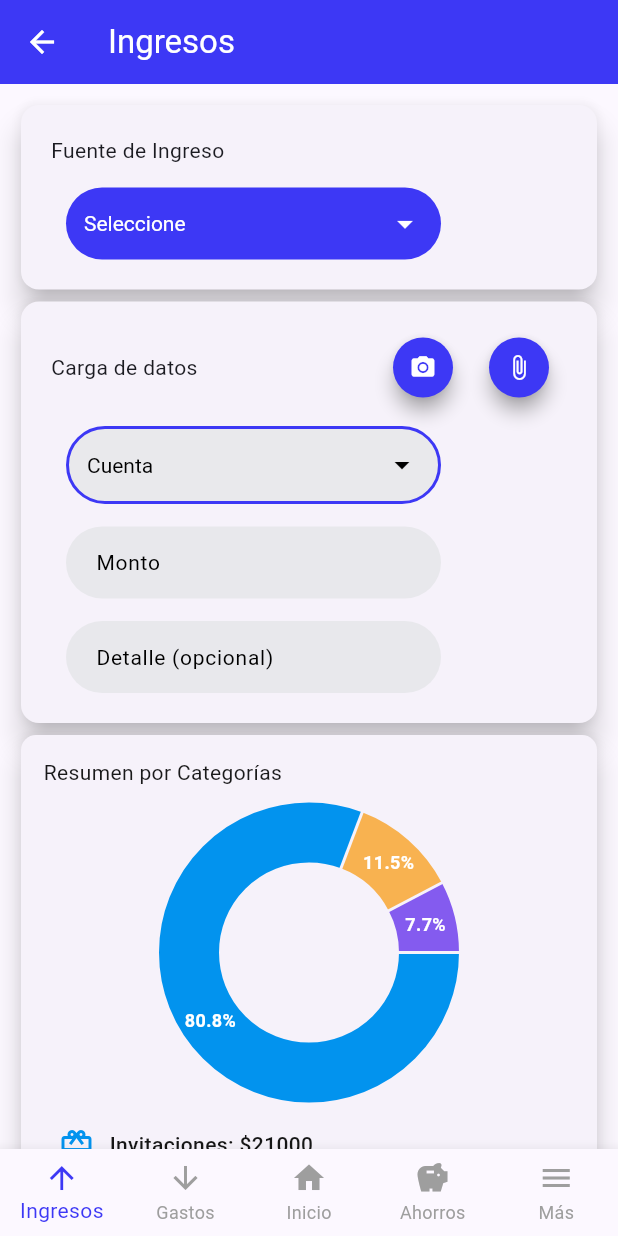
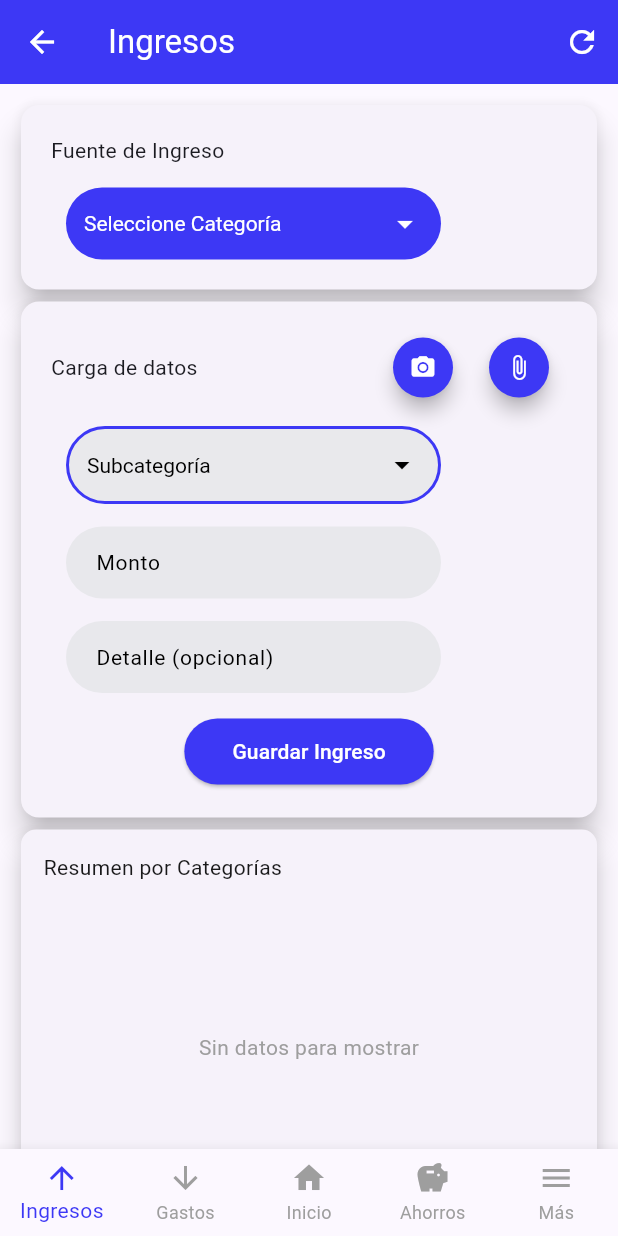
Before and after one commit to Marcee096/marnager, a Flutter app: the IngresosPage screen opened directly, after a tap on the "camera alt" icon, on a phone screen of 412 x 824 dp. Run offline on Flutter 3.47's test engine with Material 3 defaults, Android fonts, the phone set to English and light mode, and no system bars; drawn by our look-alikes of fl_chart; our stand-ins replace cloud_firestore, firebase_core; missing offline and left inert: fluid_dropdown_input; accounts and stored records are empty.

Commit message:
mostrar datos de la BD en ingresos

```diff
--- a/lib/main.dart
+++ b/lib/main.dart
@@ -2,6 +2,13 @@ import 'package:flutter/material.dart';
 
 import 'app.dart';
 
-void main() {
-  runApp(const MyApp());
+import 'package:firebase_core/firebase_core.dart';
+import 'firebase_options.dart';
+
+void main() async {
+  WidgetsFlutterBinding.ensureInitialized();
+  await Firebase.initializeApp(
+    options: DefaultFirebaseOptions.currentPlatform,
+  );
+  runApp(MyApp());
 }
--- a/lib/src/pages/ingresos_page.dart
+++ b/lib/src/pages/ingresos_page.dart
@@ -3,6 +3,8 @@ import 'package:marnager/src/pages/ahorros_page.dart' show AhorrosPage;
 import 'package:marnager/src/pages/gastos_page.dart';
 import 'package:marnager/src/pages/home_page.dart';
 import 'package:fl_chart/fl_chart.dart';
+import '../services/firebase_services.dart';
+import '../models/ingreso.dart';
 
 class IngresosPage extends StatefulWidget {
   const IngresosPage({super.key});
@@ -16,22 +18,131 @@ class _IngresosPageState extends State<IngresosPage> {
   String? ingresoSeleccionado;
   String? cuentaSeleccionada;
 
+  // Controladores para los campos de texto
+  final TextEditingController _montoController = TextEditingController();
+  final TextEditingController _detalleController = TextEditingController();
 
+  // Instancia del servicio de Firebase
+  final FirebaseServices _firebaseServices = FirebaseServices.instance;
 
-  final List<String> _ingresos = [
-    //ejemplos, esta lista debe obtenerse de una BD
-    'Invitaciones',
-    'Joyas',
-    'Beca',
-  ];
+  // Variables para almacenar datos de Firebase
+  List<Ingreso> _ingresosList = [];
+  List<String> _categorias = [];
+  bool _isLoading = true;
 
-  final List<String> _cuentas = [
-    //ejemplos, esta lista debe obtenerse de una BD
-    'Venta',
-    'Seña',
-    'Cobro',
-    'Intereses',
-  ];
+  // Mes y año actual
+  final _mesActual = DateTime.now().month;
+  final _anioActual = DateTime.now().year;
+
+  @override
+  void initState() {
+    super.initState();
+    _cargarDatosFirebase();
+  }
+
+  @override
+  void dispose() {
+    _montoController.dispose();
+    _detalleController.dispose();
+    super.dispose();
+  }
+
+  // Cargar datos desde Firebase
+  Future<void> _cargarDatosFirebase() async {
+    setState(() {
+      _isLoading = true;
+    });
+
+    try {
+      // Obtener ingresos del mes actual
+      final ingresos = await _firebaseServices.getIngresosByMonth(_mesActual, _anioActual);
+
+      // Obtener categorías únicas de los ingresos
+      final categoriasSet = ingresos.map((i) => i.categoria).toSet();
+      final categoriasList = categoriasSet.toList();
+
+      setState(() {
+        _ingresosList = ingresos;
+        _categorias = categoriasList;
+        _isLoading = false;
+      });
+    } catch (e) {
+
+      setState(() {
+        _isLoading = false;
+      });
+      if (mounted) {
+        ScaffoldMessenger.of(context).showSnackBar(
+          SnackBar(content: Text('Error al cargar datos: $e')),
+        );
+      }
+    }
+  }
+
+  // Método para guardar un nuevo ingreso
+  Future<void> _guardarIngreso() async {
+    // Validar campos
+    if (_opcionSeleccionadaDropdown == null) {
+      ScaffoldMessenger.of(context).showSnackBar(
+        const SnackBar(content: Text('Seleccione una categoría')),
+      );
+      return;
+    }
+
+    if (ingresoSeleccionado == null) {
+      ScaffoldMessenger.of(context).showSnackBar(
+        const SnackBar(content: Text('Seleccione una subcategoría')),
+      );
+      return;
+    }
+
+    if (_montoController.text.isEmpty) {
+      ScaffoldMessenger.of(context).showSnackBar(
+        const SnackBar(content: Text('Ingrese el monto')),
+      );
+      return;
+    }
+
+    try {
+      final monto = double.parse(_montoController.text);
+
+      // Crear el objeto Ingreso
+      final nuevoIngreso = Ingreso(
+        id: '', // Se genera automáticamente en Firebase
+        categoria: _opcionSeleccionadaDropdown!,
+        subcategoria: ingresoSeleccionado!,
+        monto: monto,
+        fecha: DateTime.now(),
+      );
+
+      // Guardar en Firebase
+      await _firebaseServices.insertIngreso(nuevoIngreso);
+
+      // Limpiar campos
+      setState(() {
+        _opcionSeleccionadaDropdown = null;
+        ingresoSeleccionado = null;
+        _montoController.clear();
+        _detalleController.clear();
+      });
+
+      // Recargar datos
+      await _cargarDatosFirebase();
+
+      if (mounted) {
+        ScaffoldMessenger.of(context).showSnackBar(
+          const SnackBar(content: Text('Ingreso guardado exitosamente')),
+        );
+      }
+    } catch (e) {
+
+      if (mounted) {
+        ScaffoldMessenger.of(context).showSnackBar(
+          SnackBar(content: Text('Error al guardar: $e')),
+        );
+      }
+    }
+  }
 
   // Método para obtener el icono según la categoría/subcategoría
   IconData _obtenerIcono(String categoria) {
@@ -63,57 +174,64 @@ class _IngresosPageState extends State<IngresosPage> {
     }
   }
 
-  // Datos estructurados con categorías y subcategorías
-  final List<Map<String, dynamic>> datosCompletos = [
-    { 'categoria': 'Invitaciones', 'subcategoria': 'Web', 'monto': 5000 },
-    { 'categoria': 'Invitaciones', 'subcategoria': 'Imagen', 'monto': 3000 },
-    { 'categoria': 'Invitaciones', 'subcategoria': 'Video', 'monto': 8000 },
-    { 'categoria': 'Invitaciones', 'subcategoria': 'PDF', 'monto': 5000 },
-    { 'categoria': 'Joyas', 'subcategoria': 'Tienda', 'monto': 3000 },
-    { 'categoria': 'Beca', 'subcategoria': 'Educación', 'monto': 2000 },
-  ];
-
-  // Método para obtener subcategorías según la selección del dropdown
+  // Método para obtener datos del gráfico desde Firebase
   Map<String, double> _obtenerDatosParaGrafico() {
     if (_opcionSeleccionadaDropdown == null) {
       // Si no hay selección, mostrar todas las categorías principales
       Map<String, double> categoriasPrincipales = {};
-      for (var categoria in _ingresos) {
-        double total = datosCompletos
-            .where((item) => item['categoria'] == categoria)
-            .fold(0.0, (sum, item) => sum + item['monto']);
-        if (total > 0) {
-          categoriasPrincipales[categoria] = total;
+
+      for (var ingreso in _ingresosList) {
+        categoriasPrincipales[ingreso.categoria] =
+            (categoriasPrincipales[ingreso.categoria] ?? 0.0) + ingreso.monto;
       }
-      }
+
       return categoriasPrincipales;
     } else {
       // Si hay una categoría seleccionada, mostrar sus subcategorías
       Map<String, double> subcategorias = {};
-      var datosCategoria = datosCompletos
-          .where((item) => item['categoria'] == _opcionSeleccionadaDropdown)
+
+      var ingresosFiltrados = _ingresosList
+          .where((ingreso) => ingreso.categoria == _opcionSeleccionadaDropdown)
           .toList();
 
-      for (var item in datosCategoria) {
-        subcategorias[item['subcategoria']] = item['monto'].toDouble();
+      for (var ingreso in ingresosFiltrados) {
+        subcategorias[ingreso.subcategoria] =
+            (subcategorias[ingreso.subcategoria] ?? 0.0) + ingreso.monto;
       }
+
       return subcategorias;
     }
   }
+
   @override
   Widget build(BuildContext context) {
-    // Obtener datos dinámicos según la selección
     final datosDinamicos = _obtenerDatosParaGrafico();
 
     return Scaffold(
       appBar: AppBar(
         iconTheme: const IconThemeData(color: Colors.white),
         title: const Text('Ingresos', style: TextStyle(color: Colors.white)),
-        backgroundColor: Color.fromARGB(255, 61, 56, 245),
+        backgroundColor: const Color.fromARGB(255, 61, 56, 245),
+        actions: [
+          IconButton(
+            icon: const Icon(Icons.refresh),
+            onPressed: _cargarDatosFirebase,
+            tooltip: 'Recargar datos',
           ),
-      body: ListView(
+        ],
+      ),
+      body: _isLoading
+          ? const Center(child: CircularProgressIndicator())
+          : RefreshIndicator(
+              onRefresh: _cargarDatosFirebase,
+              child: ListView(
                 padding: const EdgeInsets.all(10.0),
-        children: [_cardFuente(), _cardCargaIngreso(), _cardGrafico(datosDinamicos)],
+                children: [
+                  _cardFuente(),
+                  _cardCargaIngreso(),
+                  _cardGrafico(datosDinamicos),
+                ],
+              ),
             ),
       bottomNavigationBar: BottomNavigationBar(
         type: BottomNavigationBarType.fixed,
@@ -127,32 +245,28 @@ class _IngresosPageState extends State<IngresosPage> {
           color: Color.fromARGB(255, 61, 56, 245),
         ),
         onTap: (index) {
-
-          // Navegación basada en el índice seleccionado
           switch (index) {
             case 0:
-              //ya estamos en ingresos
               break;
             case 1:
-              // Navegar a página de Gastos
               Navigator.push(
                 context,
-                MaterialPageRoute(builder: (context) => GastosPage()),
+                MaterialPageRoute(builder: (context) => const GastosPage()),
               );
               break;
             case 2:
-              Navigator.push(context,
-                  MaterialPageRoute(builder: (context) => HomePage()));
+              Navigator.push(
+                context,
+                MaterialPageRoute(builder: (context) => const HomePage()),
+              );
               break;
             case 3:
-              // Navegar a página de Ahorros
               Navigator.push(
                 context,
-                MaterialPageRoute(builder: (context) => AhorrosPage()),
+                MaterialPageRoute(builder: (context) => const AhorrosPage()),
               );
               break;
             case 4:
-              // Navegar a página de Más opciones
               break;
           }
         },
@@ -192,15 +306,13 @@ class _IngresosPageState extends State<IngresosPage> {
 
   List<DropdownMenuItem<String>> getOpcionesDropdown() {
     List<DropdownMenuItem<String>> lista = [];
-    for (var ingreso in _ingresos) {
+    for (var categoria in _categorias) {
       lista.add(
         DropdownMenuItem(
-          value: ingreso,
+          value: categoria,
           child: Text(
-            ingreso,
-            style: const TextStyle(
-              color: Colors.white,
-            ), // Texto blanco en los items
+            categoria,
+            style: const TextStyle(color: Colors.white),
           ),
         ),
       );
@@ -210,19 +322,28 @@ class _IngresosPageState extends State<IngresosPage> {
 
   List<DropdownMenuItem<String>> getOpcionesCuentasDropdown() {
     List<DropdownMenuItem<String>> lista = [];
-    for (var cuenta in _cuentas) {
+
+    if (_opcionSeleccionadaDropdown != null) {
+      // Obtener subcategorías únicas de la categoría seleccionada
+      var subcategorias = _ingresosList
+          .where((i) => i.categoria == _opcionSeleccionadaDropdown)
+          .map((i) => i.subcategoria)
+          .toSet()
+          .toList();
+
+      for (var subcategoria in subcategorias) {
         lista.add(
           DropdownMenuItem(
-          value: cuenta,
+            value: subcategoria,
             child: Text(
-            cuenta,
-            style: const TextStyle(
-              color: Colors.white,
-            ), // Texto blanco en los items
+              subcategoria,
+              style: const TextStyle(color: Colors.white),
             ),
           ),
         );
       }
+    }
+
     return lista;
   }
 
@@ -234,11 +355,11 @@ class _IngresosPageState extends State<IngresosPage> {
           width: 250.0,
           padding: const EdgeInsets.symmetric(horizontal: 12.0, vertical: 0.0),
           decoration: BoxDecoration(
-            color: Color.fromARGB(255, 233, 233, 236), // Color de fondo
-            borderRadius: BorderRadius.circular(30.0), // Bordes redondeados
+            color: const Color.fromARGB(255, 233, 233, 236),
+            borderRadius: BorderRadius.circular(30.0),
             border: Border.all(
-              color: Color.fromARGB(255, 61, 56, 245), // Color del borde
-              width: 2.0, // Ancho del borde
+              color: const Color.fromARGB(255, 61, 56, 245),
+              width: 2.0,
             ),
           ),
           child: DropdownButtonHideUnderline(
@@ -246,54 +367,15 @@ class _IngresosPageState extends State<IngresosPage> {
               icon: const Icon(Icons.arrow_drop_down, color: Colors.black),
               value: ingresoSeleccionado,
               hint: const Text(
-                'Cuenta',
+                'Subcategoría',
                 style: TextStyle(color: Colors.black),
               ),
               isExpanded: true,
-              style: const TextStyle(
-                color: Colors.black,
-              ), // Color del texto seleccionado
-
+              style: const TextStyle(color: Colors.black),
               items: getOpcionesCuentasDropdown(),
               onChanged: (opt) {
                 setState(() {
-                  ingresoSeleccionado = opt.toString();
-                });
-              },
-            ),
-          ),
-        ),
-      ],
-    );
-  }
-  Widget _crearDropdown() {
-    return Row(
-      children: <Widget>[
-        const SizedBox(width: 10.0),
-        Container(
-          width: 250.0,
-          padding: const EdgeInsets.symmetric(horizontal: 12.0, vertical: 0.0),
-          decoration: BoxDecoration(
-            color: Color.fromARGB(255, 61, 56, 245), // Color de fondo
-            borderRadius: BorderRadius.circular(30.0), // Bordes redondeados
-          ),
-          child: DropdownButtonHideUnderline(
-            child: DropdownButton(
-              icon: const Icon(Icons.arrow_drop_down, color: Colors.white),
-              value: _opcionSeleccionadaDropdown,
-              hint: const Text(
-                'Seleccione',
-                style: TextStyle(color: Colors.white),
-              ),
-              isExpanded: true,
-              style: const TextStyle(
-                color: Colors.white,
-              ), // Color del texto seleccionado
-              dropdownColor: const Color.fromARGB( 255,61,56,245,), // Color de fondo del menú desplegable
-              items: getOpcionesDropdown(),
-              onChanged: (opt) {
-                setState(() {
-                  _opcionSeleccionadaDropdown = opt.toString();
+                  ingresoSeleccionado = opt;
                 });
               },
             ),
@@ -303,7 +385,43 @@ class _IngresosPageState extends State<IngresosPage> {
     );
   }
 
-  Widget _cardCargaIngreso(){
+  Widget _crearDropdown() {
+    return Row(
+      children: <Widget>[
+        const SizedBox(width: 10.0),
+        Container(
+          width: 250.0,
+          padding: const EdgeInsets.symmetric(horizontal: 12.0, vertical: 0.0),
+          decoration: BoxDecoration(
+            color: const Color.fromARGB(255, 61, 56, 245),
+            borderRadius: BorderRadius.circular(30.0),
+          ),
+          child: DropdownButtonHideUnderline(
+            child: DropdownButton(
+              icon: const Icon(Icons.arrow_drop_down, color: Colors.white),
+              value: _opcionSeleccionadaDropdown,
+              hint: const Text(
+                'Seleccione Categoría',
+                style: TextStyle(color: Colors.white),
+              ),
+              isExpanded: true,
+              style: const TextStyle(color: Colors.white),
+              dropdownColor: const Color.fromARGB(255, 61, 56, 245),
+              items: getOpcionesDropdown(),
+              onChanged: (opt) {
+                setState(() {
+                  _opcionSeleccionadaDropdown = opt;
+                  ingresoSeleccionado = null; // Reset subcategoría
+                });
+              },
+            ),
+          ),
+        ),
+      ],
+    );
+  }
+
+  Widget _cardCargaIngreso() {
     return Card(
       elevation: 8.0,
       child: Padding(
@@ -316,7 +434,6 @@ class _IngresosPageState extends State<IngresosPage> {
               children: <Widget>[
                 const Text('Carga de datos'),
                 Row(
-                mainAxisAlignment: MainAxisAlignment.end,
                   mainAxisSize: MainAxisSize.min,
                   children: <Widget>[
                     ElevatedButton(
@@ -324,30 +441,26 @@ class _IngresosPageState extends State<IngresosPage> {
                         backgroundColor: const Color.fromARGB(255, 61, 56, 245),
                         foregroundColor: Colors.white,
                         shape: const CircleBorder(),
-
-                      padding: const EdgeInsets.all(8), // Reducido de 12 a 8
+                        padding: const EdgeInsets.all(8),
                         elevation: 5,
-                      shadowColor: Colors.grey,
                       ),
                       onPressed: () {
 
                       },
-                    child: const Icon(Icons.camera_alt, size: 18), // Icono más pequeño
+                      child: const Icon(Icons.camera_alt, size: 18),
                     ),
-
                     ElevatedButton(
                       style: ElevatedButton.styleFrom(
                         backgroundColor: const Color.fromARGB(255, 61, 56, 245),
                         foregroundColor: Colors.white,
                         shape: const CircleBorder(),
-                      padding: const EdgeInsets.all(0), // Reducido de 12 a 8
+                        padding: const EdgeInsets.all(8),
                         elevation: 5,
-                      shadowColor: Colors.grey,
                       ),
                       onPressed: () {
 
                       },
-                    child: const Icon(Icons.attach_file, size: 18), // Icono más pequeño
+                      child: const Icon(Icons.attach_file, size: 18),
                     ),
                   ],
                 ),
@@ -358,60 +471,78 @@ class _IngresosPageState extends State<IngresosPage> {
             const SizedBox(height: 15.0),
             Container(
               width: 250.0,
-          margin: const EdgeInsets.only(left: 10.0), // Mismo margen que el dropdown
+              margin: const EdgeInsets.only(left: 10.0),
               child: TextField(
+                controller: _montoController,
                 keyboardType: TextInputType.number,
                 decoration: InputDecoration(
                   border: OutlineInputBorder(
                     borderRadius: BorderRadius.circular(30.0),
-                borderSide: BorderSide.none, // Sin borde para que coincida con el dropdown
+                    borderSide: BorderSide.none,
                   ),
                   filled: true,
-              fillColor: const Color.fromARGB(255, 232, 232, 236), // Mismo color que el dropdown
+                  fillColor: const Color.fromARGB(255, 232, 232, 236),
                   hintText: 'Monto',
                   hintStyle: const TextStyle(color: Colors.black, fontSize: 14.0),
-              contentPadding: const EdgeInsets.symmetric(horizontal: 16.0, vertical: 12.0), // Mismo padding que el dropdown
+                  contentPadding: const EdgeInsets.symmetric(horizontal: 16.0, vertical: 12.0),
                 ),
                 style: const TextStyle(color: Colors.black),
               ),
             ),
             const SizedBox(height: 15.0),
-        // TextField con el mismo estilo que el dropdown
             Container(
               width: 250.0,
-          margin: const EdgeInsets.only(left: 10.0), // Mismo margen que el dropdown
+              margin: const EdgeInsets.only(left: 10.0),
               child: TextField(
+                controller: _detalleController,
                 decoration: InputDecoration(
                   border: OutlineInputBorder(
                     borderRadius: BorderRadius.circular(30.0),
-                borderSide: BorderSide.none, // Sin borde para que coincida con el dropdown
+                    borderSide: BorderSide.none,
                   ),
                   filled: true,
-
-              fillColor: const Color.fromARGB(255, 232, 232, 236), // Mismo color que el dropdown
+                  fillColor: const Color.fromARGB(255, 232, 232, 236),
                   hintText: 'Detalle (opcional)',
                   hintStyle: const TextStyle(color: Colors.black, fontSize: 14.0),
-              contentPadding: const EdgeInsets.symmetric(horizontal: 16.0, vertical: 12.0), // Mismo padding que el dropdown
+                  contentPadding: const EdgeInsets.symmetric(horizontal: 16.0, vertical: 12.0),
                 ),
                 style: const TextStyle(color: Colors.black),
               ),
             ),
+            const SizedBox(height: 15.0),
+            Center(
+              child: ElevatedButton(
+                style: ElevatedButton.styleFrom(
+                  backgroundColor: const Color.fromARGB(255, 61, 56, 245),
+                  foregroundColor: Colors.white,
+                  padding: const EdgeInsets.symmetric(horizontal: 32, vertical: 12),
+                  shape: RoundedRectangleBorder(
+                    borderRadius: BorderRadius.circular(30),
+                  ),
+                ),
+                onPressed: _guardarIngreso,
+                child: const Text('Guardar Ingreso'),
+              ),
+            ),
           ],
         ),
-  ));
-}
-
-  // Método específico para gráfico de categorías de ingresos
-  Widget _pieChartIngresos(Map<String, double> datos) {
-    // Si no hay datos, mostrar placeholder
-    if (datos.isEmpty) {
-      return const SizedBox(
-        height: 160,
-        child: Center(child: Text('Sin datos para mostrar', style: TextStyle(color: Colors.grey))),
+      ),
     );
   }
 
-    // Colores para las diferentes categorías
+  Widget _pieChartIngresos(Map<String, double> datos) {
+    if (datos.isEmpty) {
+      return const SizedBox(
+        height: 200,
+        child: Center(
+          child: Text(
+            'Sin datos para mostrar',
+            style: TextStyle(color: Colors.grey),
+          ),
+        ),
+      );
+    }
+
     final List<Color> colores = [
       const Color(0xff0293ee),
       const Color(0xfff8b250),
@@ -421,7 +552,6 @@ class _IngresosPageState extends State<IngresosPage> {
       const Color(0xff4ecdc4),
     ];
 
-    // Calcular el total para los porcentajes
     final double total = datos.values.reduce((a, b) => a + b);
 
     return SizedBox(
@@ -442,7 +572,7 @@ class _IngresosPageState extends State<IngresosPage> {
               titleStyle: const TextStyle(
                 color: Colors.white,
                 fontSize: 12,
-                fontWeight: FontWeight.bold
+                fontWeight: FontWeight.bold,
               ),
               borderSide: BorderSide.none,
               titlePositionPercentageOffset: 0.5,
@@ -453,9 +583,7 @@ class _IngresosPageState extends State<IngresosPage> {
     );
   }
 
-
   Widget _cardGrafico(Map<String, double> datos) {
-    // Título dinámico según la selección
     String titulo = _opcionSeleccionadaDropdown == null
         ? 'Resumen por Categorías'
         : 'Subcategorías de $_opcionSeleccionadaDropdown';
@@ -478,10 +606,8 @@ class _IngresosPageState extends State<IngresosPage> {
               ),
             ),
             const SizedBox(height: 10),
-            // Usa el método específico para ingresos
             _pieChartIngresos(datos),
             const SizedBox(height: 10),
-            // Opcional: mostrar leyenda
             _leyendaIngresos(datos),
           ],
         ),
@@ -489,9 +615,7 @@ class _IngresosPageState extends State<IngresosPage> {
     );
   }
 
-  // leyenda para identificar las categorías
   Widget _leyendaIngresos(Map<String, double> datos) {
-    // Colores que coinciden con el gráfico
     final List<Color> colores = [
       const Color(0xff0293ee),
       const Color(0xfff8b250),
@@ -508,16 +632,13 @@ class _IngresosPageState extends State<IngresosPage> {
           padding: const EdgeInsets.symmetric(vertical: 6.0),
           child: Row(
             children: [
-
               const SizedBox(width: 10),
-              // Icono específico para cada categoría
               Icon(
                 _obtenerIcono(entry.key),
                 color: colores[index % colores.length],
                 size: 24,
               ),
               const SizedBox(width: 10),
-              // Nombre de la categoría y monto
               Expanded(
                 child: Text(
                   '${entry.key}: \$${entry.value.toStringAsFixed(0)}',
```
Also changed, not shown: lib/firebase_options.dart. Lines whose indentation alone changed are shown as unchanged.
